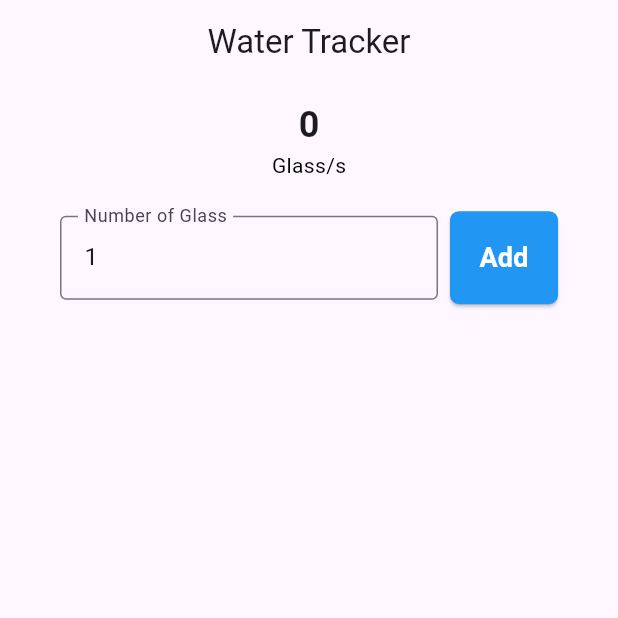
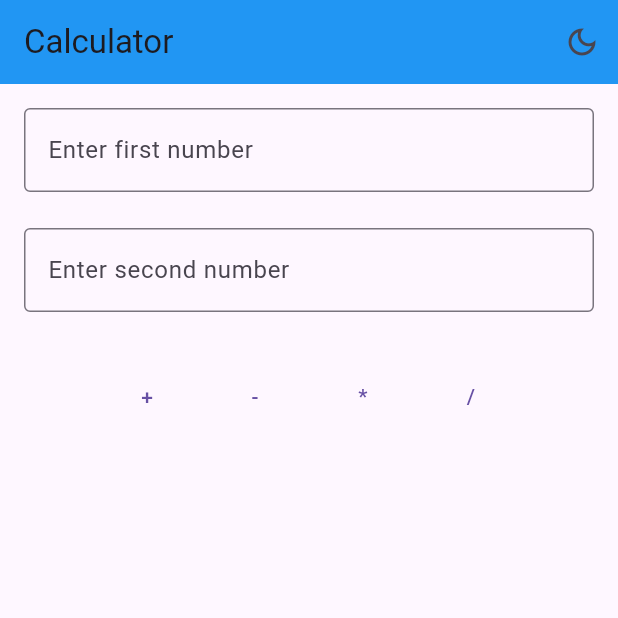
Before and after one commit to MehedisGits/FlutterDevJourneyWithOstad, a Flutter app: the screen it shows after launch, on a phone screen of 412 x 824 dp, the top half of it. Run offline on Flutter 3.47's test engine with Material 3 defaults, Android fonts, the phone set to English and light mode, and no system bars.

Commit message:
Calculator

```diff
--- a/lib/app.dart
+++ /dev/null
@@ -1,14 +0,0 @@
-import 'package:flutter/material.dart';
-import 'package:flutter_devjourney_ostad/homeScreen.dart';
-
-class WaterTrackerApp extends StatelessWidget {
-  const WaterTrackerApp({super.key});
-
-  @override
-  Widget build(BuildContext context) {
-    return const MaterialApp(
-      debugShowCheckedModeBanner: false,
-      home: HomeScreen(),
-    );
-  }
-}
--- a/lib/homeScreen.dart
+++ b/lib/homeScreen.dart
@@ -1,167 +1,188 @@
 import 'package:flutter/material.dart';
 
+class CalculatorApp extends StatefulWidget {
+  const CalculatorApp({super.key});
+
+  @override
+  State<CalculatorApp> createState() => _CalculatorAppState();
+}
+
+class _CalculatorAppState extends State<CalculatorApp> {
+  // Track the current theme mode (light, dark, or system)
+  ThemeMode _themeMode = ThemeMode.system;
+
+  // Function to toggle between light and dark themes
+  void _toggleTheme() {
+    setState(() {
+      _themeMode =
+          _themeMode == ThemeMode.light ? ThemeMode.dark : ThemeMode.light;
+    });
+  }
+
+  @override
+  Widget build(BuildContext context) {
+    return MaterialApp(
+      debugShowCheckedModeBanner: false,
+      // Hide the debug banner
+      home: HomeScreen(themeMode: _themeMode, onToggleTheme: _toggleTheme),
+      theme: _buildLightTheme(),
+      // Light theme
+      darkTheme: _buildDarkTheme(),
+      // Dark theme
+      themeMode: _themeMode, // Set the theme mode
+    );
+  }
+
+  // Method to create the light theme
+  ThemeData _buildLightTheme() {
+    return ThemeData(
+        primarySwatch: Colors.blue, // Primary color of the app
+        brightness: Brightness.light, // Set to light brightness
+        appBarTheme: const AppBarTheme(color: Colors.blue)); // App bar color
+  }
+
+  // Method to create the dark theme
+  ThemeData _buildDarkTheme() {
+    return ThemeData(
+        primarySwatch: Colors.blueGrey, // Primary color for dark theme
+        brightness: Brightness.dark, // Set to dark brightness
+        appBarTheme:
+            const AppBarTheme(color: Colors.blueGrey)); // App bar color
+  }
+}
+
 class HomeScreen extends StatefulWidget {
-  const HomeScreen({super.key});
+  final ThemeMode themeMode; // Current theme mode
+  final VoidCallback onToggleTheme; // Callback to toggle theme
+
+  const HomeScreen({
+    super.key,
+    required this.themeMode,
+    required this.onToggleTheme,
+  });
 
   @override
   State<HomeScreen> createState() => _HomeScreenState();
 }
 
 class _HomeScreenState extends State<HomeScreen> {
-  final TextEditingController _glassNoTextEditingController =
-      TextEditingController(text: '1');
+  final TextEditingController _firstTEController =
+      TextEditingController(); // Controller for first number input
+  final TextEditingController _secondTEController =
+      TextEditingController(); // Controller for second number input
+  String _result = ''; // Variable to hold the calculation result
 
-  List<WaterTrack> waterTrackList = [];
+  // Method to perform calculation based on the operator passed
+  void _calculate(String operation) {
+    // Parse the input values as doubles
+    double? firstNumber = double.tryParse(_firstTEController.text);
+    double? secondNumber = double.tryParse(_secondTEController.text);
+
+    // Check if both numbers are valid
+    if (firstNumber != null && secondNumber != null) {
+      double calculationResult;
+
+      // Perform the calculation based on the selected operation
+      switch (operation) {
+        case '+':
+          calculationResult = firstNumber + secondNumber; // Addition
+          break;
+        case '-':
+          calculationResult = firstNumber - secondNumber; // Subtraction
+          break;
+        case '*':
+          calculationResult = firstNumber * secondNumber; // Multiplication
+          break;
+        case '/':
+          // Check for division by zero
+          if (secondNumber != 0) {
+            calculationResult = firstNumber / secondNumber; // Division
+          } else {
+            _result = 'Cannot divide by zero'; // Error message
+            setState(() {});
+            return; // Exit the method if division by zero
+          }
+          break;
+        default:
+          _result = 'Invalid operation'; // Handle unexpected operations
+          setState(() {});
+          return; // Exit the method
+      }
+
+      // Update the result with the calculation
+      _result = 'Result: $calculationResult';
+    } else {
+      // Handle invalid number input
+      _result = 'Please enter valid numbers';
+    }
+
+    setState(() {}); // Trigger UI update
+  }
 
   @override
   Widget build(BuildContext context) {
     return Scaffold(
       appBar: AppBar(
-        title: const Text('Water Tracker'),
-        centerTitle: true,
+        title: const Text('Calculator'), // Title of the app
+        actions: [
+          // Toggle theme button in the app bar
+          IconButton(
+            onPressed: () {
+              widget.onToggleTheme(); // Call the toggle theme function
+            },
+            icon: Icon(widget.themeMode == ThemeMode.light
+                ? Icons.light_mode // Icon for light mode
+                : Icons.dark_mode_outlined), // Icon for dark mode
+          )
+        ],
       ),
       body: Padding(
-        padding: const EdgeInsets.all(10.0),
-        child: Center(
-          child: Column(
-            children: [
-              _buildTopWidgets(),
-              const SizedBox(height: 10),
-              _buildWaterTrackList()
-            ],
-          ),
+        padding: const EdgeInsets.all(16.0), // Padding around the body
+        child: Column(
+          children: [
+            // Text field for the first number
+            TextField(
+              controller: _firstTEController,
+              keyboardType: TextInputType.number, // Number input keyboard
+              decoration: const InputDecoration(
+                  border: OutlineInputBorder(),
+                  label: Text('Enter first number')), // Input label
+            ),
+            const SizedBox(height: 24),
+            // Space between input fields
+            // Text field for the second number
+            TextField(
+              controller: _secondTEController,
+              keyboardType: TextInputType.number, // Number input keyboard
+              decoration: const InputDecoration(
+                  border: OutlineInputBorder(),
+                  label: Text('Enter second number')), // Input label
+            ),
+            const SizedBox(height: 24),
+            // Space between input fields
+            Center(
+              child: ButtonBar(
+                alignment: MainAxisAlignment.center, // Center the buttons
+                children: [
+                  // Operator buttons
+                  TextButton(
+                      onPressed: () => _calculate('+'), child: const Text('+')),
+                  TextButton(
+                      onPressed: () => _calculate('-'), child: const Text('-')),
+                  TextButton(
+                      onPressed: () => _calculate('*'), child: const Text('*')),
+                  TextButton(
+                      onPressed: () => _calculate('/'), child: const Text('/')),
+                ],
+              ),
+            ),
+            const SizedBox(height: 24),
+            // Space below the buttons
+            Text(_result, style: const TextStyle(fontSize: 20)),
+            // Display result
+          ],
         ),
       ),
     );
   }
-
-  Expanded _buildWaterTrackList() {
-    return Expanded(
-        flex: 80,
-        child: ListView.separated(
-          itemCount: waterTrackList.length,
-          itemBuilder: (context, index) {
-            final WaterTrack waterTrack = waterTrackList[index];
-            return ListTile(
-              title: Text(
-                  '${waterTrack.dateTime.hour}:${waterTrack.dateTime.minute}'),
-              subtitle: Text(
-                  '${waterTrack.dateTime.day}/${waterTrack.dateTime.month}/${waterTrack.dateTime.year}'),
-              leading: CircleAvatar(
-                backgroundColor: Colors.blue,
-                child: Text('${waterTrack.noOfGlass}', style: const TextStyle(color: Colors.white),),
-              ),
-              trailing: TextButton(
-                  onPressed: () {
-                    _onTapDeleteButton(index);
-                  },
-                  child: const Icon(Icons.delete, color: Colors.blue,)),
-            );
-          },
-          separatorBuilder: (BuildContext context, int index) =>
-              const Divider(),
-        ));
-  }
-
-  Expanded _buildTopWidgets() {
-    return Expanded(
-      flex: 20,
-      child: Column(
-        mainAxisAlignment: MainAxisAlignment.center,
-        children: [
-          Text(
-            getTotalGlassCount().toString(),
-            style: const TextStyle(fontSize: 24, fontWeight: FontWeight.bold),
-          ),
-          const Text(
-            "Glass/s",
-            style: TextStyle(color: Colors.black),
-          ),
-          const SizedBox(
-            height: 10,
-          ),
-          Expanded(
-            child: Padding(
-              padding: const EdgeInsets.symmetric(horizontal: 30),
-              child: Row(
-                mainAxisAlignment: MainAxisAlignment.center,
-                children: [
-                  Expanded(
-                    flex: 70,
-                    child: TextFormField(
-                      controller: _glassNoTextEditingController,
-                      decoration: const InputDecoration(
-                          border: OutlineInputBorder(),
-                          label: Text('Number of Glass')),
-                      keyboardType: TextInputType.number,
-                    ),
-                  ),
-                  const SizedBox(
-                    width: 8,
-                  ),
-                  Expanded(
-                    flex: 20,
-                    child: ElevatedButton(
-                      onPressed: _onTapAddNewWaterTrack,
-                      style: customButtonStyle(),
-                      child: const Text(
-                        'Add',
-                        style: TextStyle(
-                          color: Colors.white,
-                          fontSize: 18,
-                          fontWeight: FontWeight.bold,
-                        ),
-                      ),
-                    ),
-                  )
-                ],
-              ),
-            ),
-          )
-        ],
-      ),
-    );
-  }
-
-  int getTotalGlassCount() {
-    int counter = 0;
-    for (WaterTrack t in waterTrackList) {
-      counter += t.noOfGlass;
-    }
-    return counter;
-  }
-
-  void _onTapAddNewWaterTrack() {
-    if (_glassNoTextEditingController.text.isEmpty) {
-      _glassNoTextEditingController.text = '1';
-    }
-    int noOfGlasses = int.tryParse(_glassNoTextEditingController.text) ?? 1;
-
-    WaterTrack waterTrack =
-        WaterTrack(noOfGlass: noOfGlasses, dateTime: DateTime.now());
-    waterTrackList.add(waterTrack);
-    setState(() {});
-  }
-
-  void _onTapDeleteButton(int index) {
-    waterTrackList.removeAt(index);
-    setState(() {});
-  }
-
-  ButtonStyle customButtonStyle() {
-    return ElevatedButton.styleFrom(
-      padding: const EdgeInsets.symmetric(vertical: 18, horizontal: 4),
-      backgroundColor: Colors.blue, // Button color
-      shape: RoundedRectangleBorder(
-        borderRadius: BorderRadius.circular(6), // Rounded corners
-      ),
-    );
-  }
 }
-
-class WaterTrack {
-  final int noOfGlass;
-  final DateTime dateTime;
-
-  WaterTrack({required this.noOfGlass, required this.dateTime});
-}
--- a/lib/main.dart
+++ b/lib/main.dart
@@ -1,6 +1,7 @@
 import 'package:flutter/material.dart';
-import 'package:flutter_devjourney_ostad/app.dart';
+
+import 'homeScreen.dart';
 
 void main() {
-  runApp(const WaterTrackerApp());
+  runApp( CalculatorApp());
 }
```
Also changed, not shown: 1 other file.
